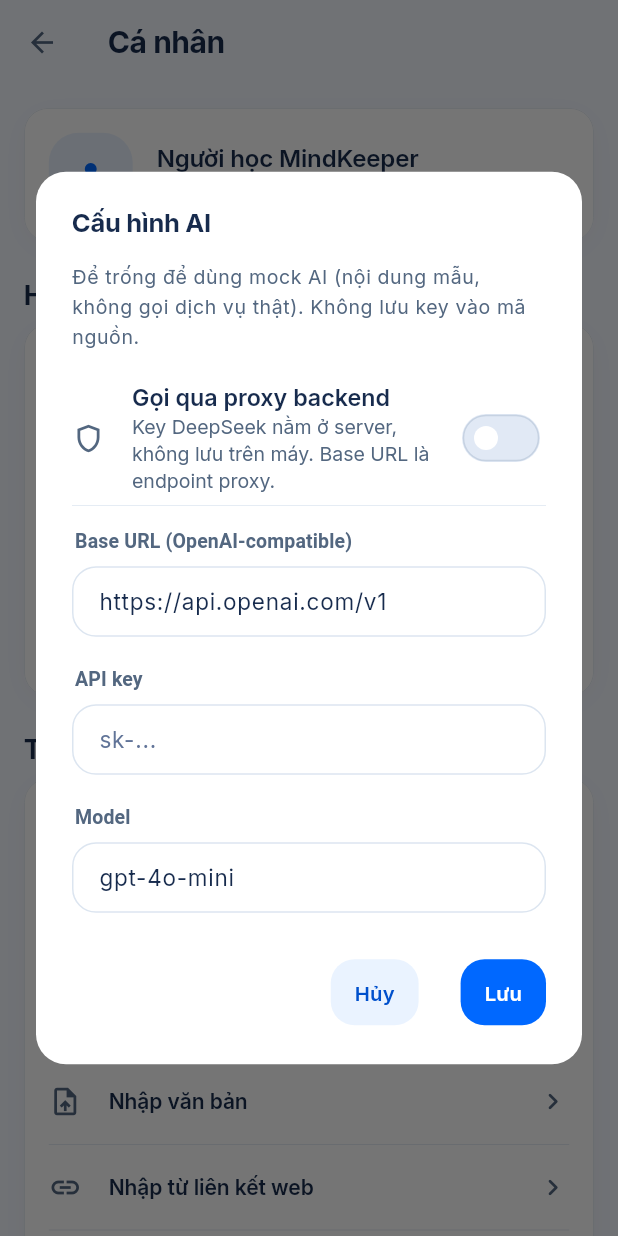
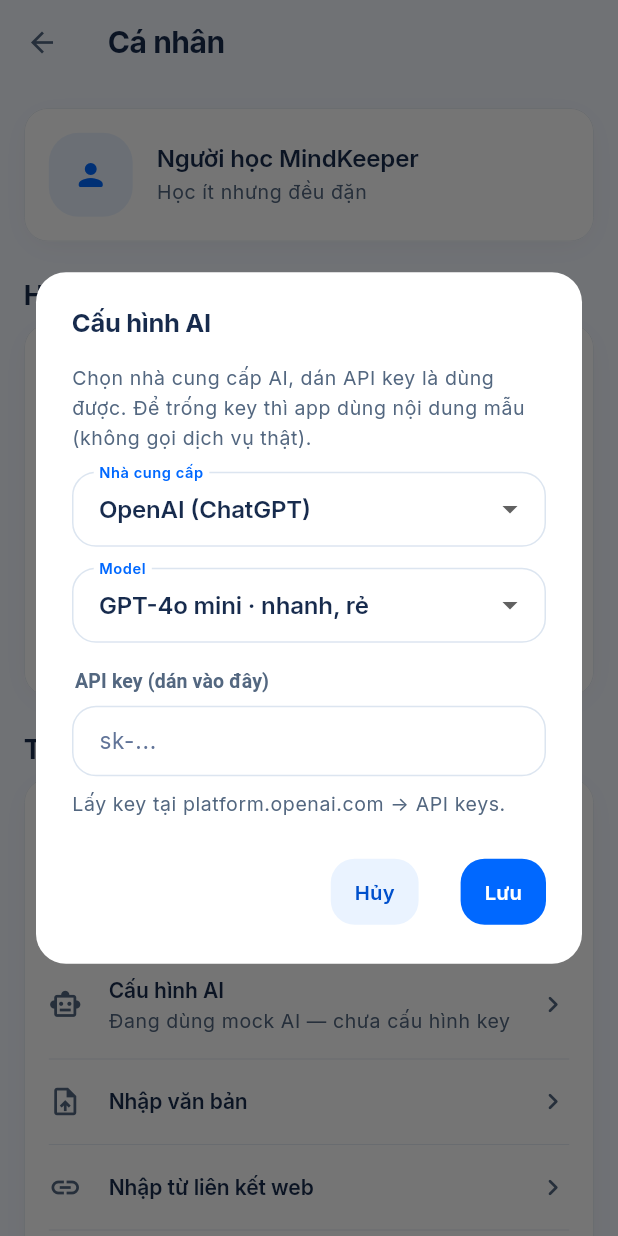
Before and after one commit to itquanghuy85/mind_keeper, a Flutter app: the ProfileScreen screen opened directly, after a tap on "Cấu hình AI", on a phone screen of 412 x 824 dp. Run offline on Flutter 3.47's test engine with Material 3 defaults, Android fonts, the phone set to English and light mode, and no system bars; our stand-ins replace file_picker, firebase_core, firebase_messaging, flutter_local_notifications, image_picker, shared_preferences and 3 more; missing offline and left inert: fsrs, google_mlkit_text_recognition, syncfusion_flutter_pdf; accounts and stored records are empty.

Commit message:
Sửa thông báo hẹn giờ, cấu hình AI chọn sẵn, thêm khóa học theo lĩnh vực
- Thông báo: khai báo 3 receiver của flutter_local_notifications 22.x trong
  AndroidManifest (trước đó báo thức gửi tới thành phần không tồn tại nên
  không thông báo nào hiện). Xác nhận trên OPPO CPH2203: thông báo hiện,
  chạm mở đúng mẩu, nút "Đã hiểu" hoạt động. Thêm test hồi quy manifest.
- Cấu hình AI: chọn nhà cung cấp và model từ danh sách, tự điền Base URL,
  người dùng chỉ dán API key. Giữ chế độ Tùy chỉnh/proxy cho nâng cao.
- Thêm khóa học: bước 1 chọn lĩnh vực rộng (Y tế, Khoa học, Nhân vật nổi
  tiếng...), AI tự dựng các mẩu cụ thể theo cấp độ. Cập nhật Maestro 02.

Co-Authored-By: Claude Sonnet 5.5 <noreply@anthropic.com>

```diff
--- /dev/null
+++ b/lib/features/ai/ai_presets.dart
@@ -0,0 +1,137 @@
+/// Nhà cung cấp AI dựng sẵn: người dùng chỉ chọn nhà cung cấp + model rồi dán
+/// API key, không phải gõ Base URL hay tên model.
+library;
+
+class AiModelOption {
+  const AiModelOption(this.id, this.label);
+
+  final String id;
+  final String label;
+}
+
+class AiPreset {
+  const AiPreset({
+    required this.id,
+    required this.name,
+    required this.baseUrl,
+    required this.models,
+    required this.keyHint,
+    this.keyGuide = '',
+  });
+
+  /// Id đặc biệt: người dùng tự nhập Base URL/model (vd. proxy riêng).
+  static const String customId = 'custom';
+
+  final String id;
+  final String name;
+  final String baseUrl;
+  final List<AiModelOption> models;
+
+  /// Gợi ý định dạng key (vd. `sk-...`).
+  final String keyHint;
+
+  /// Nơi lấy key, hiển thị dưới ô dán key.
+  final String keyGuide;
+
+  bool get isCustom => id == customId;
+
+  String get defaultModel => models.isEmpty ? '' : models.first.id;
+
+  bool hasModel(String model) =>
+      models.any((AiModelOption m) => m.id == model);
+}
+
+abstract final class AiPresets {
+  static const List<AiPreset> all = <AiPreset>[
+    AiPreset(
+      id: 'openai',
+      name: 'OpenAI (ChatGPT)',
+      baseUrl: 'https://api.openai.com/v1',
+      keyHint: 'sk-...',
+      keyGuide: 'Lấy key tại platform.openai.com → API keys.',
+      models: <AiModelOption>[
+        AiModelOption('gpt-4o-mini', 'GPT-4o mini · nhanh, rẻ'),
+        AiModelOption('gpt-4.1-mini', 'GPT-4.1 mini · cân bằng'),
+        AiModelOption('gpt-4o', 'GPT-4o · chất lượng cao'),
+      ],
+    ),
+    AiPreset(
+      id: 'gemini',
+      name: 'Google Gemini',
+      baseUrl: 'https://generativelanguage.googleapis.com/v1beta/openai',
+      keyHint: 'AIza...',
+      keyGuide: 'Lấy key miễn phí tại aistudio.google.com → Get API key.',
+      models: <AiModelOption>[
+        AiModelOption('gemini-2.5-flash', 'Gemini 2.5 Flash · nhanh'),
+        AiModelOption('gemini-2.5-pro', 'Gemini 2.5 Pro · chất lượng cao'),
+      ],
+    ),
+    AiPreset(
+      id: 'deepseek',
+      name: 'DeepSeek',
+      baseUrl: 'https://api.deepseek.com/v1',
+      keyHint: 'sk-...',
+      keyGuide: 'Lấy key tại platform.deepseek.com → API keys.',
+      models: <AiModelOption>[
+        AiModelOption('deepseek-chat', 'DeepSeek Chat · rẻ'),
+        AiModelOption('deepseek-reasoner', 'DeepSeek Reasoner · suy luận'),
+      ],
+    ),
+    AiPreset(
+      id: 'groq',
+      name: 'Groq',
+      baseUrl: 'https://api.groq.com/openai/v1',
+      keyHint: 'gsk_...',
+      keyGuide: 'Lấy key tại console.groq.com → API Keys.',
+      models: <AiModelOption>[
+        AiModelOption('llama-3.3-70b-versatile', 'Llama 3.3 70B'),
+        AiModelOption('llama-3.1-8b-instant', 'Llama 3.1 8B · rất nhanh'),
+      ],
+    ),
+    AiPreset(
+      id: 'openrouter',
+      name: 'OpenRouter',
+      baseUrl: 'https://openrouter.ai/api/v1',
+      keyHint: 'sk-or-...',
+      keyGuide: 'Lấy key tại openrouter.ai → Keys. Một key dùng nhiều model.',
+      models: <AiModelOption>[
+        AiModelOption('openai/gpt-4o-mini', 'GPT-4o mini'),
+        AiModelOption('anthropic/claude-3.5-haiku', 'Claude 3.5 Haiku'),
+        AiModelOption('google/gemini-2.5-flash', 'Gemini 2.5 Flash'),
+        AiModelOption('deepseek/deepseek-chat', 'DeepSeek Chat'),
+      ],
+    ),
+    AiPreset(
+      id: 'mistral',
+      name: 'Mistral',
+      baseUrl: 'https://api.mistral.ai/v1',
+      keyHint: 'API key',
+      keyGuide: 'Lấy key tại console.mistral.ai → API keys.',
+      models: <AiModelOption>[
+        AiModelOption('mistral-small-latest', 'Mistral Small · nhanh'),
+        AiModelOption('mistral-large-latest', 'Mistral Large · chất lượng cao'),
+      ],
+    ),
+    AiPreset(
+      id: AiPreset.customId,
+      name: 'Tùy chỉnh (nâng cao)',
+      baseUrl: '',
+      keyHint: 'sk-...',
+      models: <AiModelOption>[],
+    ),
+  ];
+
+  static AiPreset byId(String id) =>
+      all.firstWhere((AiPreset p) => p.id == id, orElse: () => all.last);
+
+  /// Nhận diện preset từ Base URL đã lưu; không khớp → Tùy chỉnh.
+  /// Chưa lưu gì (URL rỗng) → null để hộp thoại chọn mặc định.
+  static AiPreset? match(String baseUrl) {
+    final String url = baseUrl.trim().replaceAll(RegExp(r'/+$'), '');
+    if (url.isEmpty) return null;
+    for (final AiPreset p in all) {
+      if (!p.isCustom && p.baseUrl == url) return p;
+    }
+    return byId(AiPreset.customId);
+  }
+}
--- a/lib/features/ai/http_ai_provider.dart
+++ b/lib/features/ai/http_ai_provider.dart
@@ -338,6 +338,10 @@ NGUYÊN TẮC:
           'kiến thức ngắn (mỗi mẩu đọc 1-3 phút) cho chủ đề được yêu cầu, sắp xếp '
           'từ dễ đến khó, mỗi mẩu một ý riêng biệt, không trùng lặp. '
           'Tiêu đề là một câu hỏi hoặc mệnh đề rõ ràng, dưới 90 ký tự. '
+          'Nếu chủ đề là một LĨNH VỰC RỘNG (vd. Y tế, Khoa học, Nhân vật nổi tiếng) '
+          'thì hãy tự chọn các hiện tượng, khái niệm hoặc nhân vật cụ thể, hấp dẫn '
+          'bên trong lĩnh vực đó, trải đều nhiều mảng và nêu rõ đối tượng cụ thể '
+          'trong tiêu đề (không ghi chung chung). '
           'Độ khó: ${level.promptGuide} '
           'Trả về JSON: {"titles":["...","..."]}',
       'Chủ đề: $topic\nSố mẩu: $count',
--- a/lib/features/profile/profile_screen.dart
+++ b/lib/features/profile/profile_screen.dart
@@ -13,6 +13,7 @@ import '../../core/widgets/app_dialog.dart';
 import '../../core/widgets/app_icon_badge.dart';
 import '../../core/widgets/app_text_field.dart';
 import '../../features/knowledge/learned_library_screen.dart';
+import '../ai/ai_presets.dart';
 import '../import/link_import_screen.dart';
 import '../import/media_import_flow.dart';
 import '../import/text_import_screen.dart';
@@ -507,16 +508,21 @@ class ProfileScreen extends StatelessWidget {
   Future<void> _editAi(BuildContext context) async {
     final AppServices services = context.read<AppServices>();
     final PreferencesService prefs = services.prefs;
+    AiPreset preset =
+        AiPresets.match(prefs.aiBaseUrl) ?? AiPresets.byId('openai');
+    String modelId = preset.hasModel(prefs.aiModel)
+        ? prefs.aiModel
+        : preset.defaultModel;
     final TextEditingController baseUrl = TextEditingController(
-      text: prefs.aiBaseUrl,
+      text: preset.isCustom ? prefs.aiBaseUrl : '',
     );
     final TextEditingController apiKey = TextEditingController(
       text: prefs.aiApiKey,
     );
     final TextEditingController model = TextEditingController(
-      text: prefs.aiModel,
+      text: preset.isCustom ? prefs.aiModel : '',
     );
-    bool proxyMode = prefs.aiProxyMode;
+    bool proxyMode = prefs.aiProxyMode && preset.isCustom;
     final bool? saved = await showDialog<bool>(
       context: context,
       builder: (BuildContext dialogContext) => StatefulBuilder(
@@ -525,19 +531,57 @@ class ProfileScreen extends StatelessWidget {
           content: SingleChildScrollView(
             child: Column(
               mainAxisSize: MainAxisSize.min,
+              crossAxisAlignment: CrossAxisAlignment.start,
               children: <Widget>[
                 Text(
-                  'Để trống để dùng mock AI (nội dung mẫu, không gọi dịch vụ thật). '
-                  'Không lưu key vào mã nguồn.',
+                  'Chọn nhà cung cấp AI, dán API key là dùng được. '
+                  'Để trống key thì app dùng nội dung mẫu (không gọi dịch vụ thật).',
                   style: Theme.of(context).textTheme.bodySmall,
                 ),
                 const SizedBox(height: AppSpacing.md),
+                DropdownButtonFormField<String>(
+                  key: const ValueKey<String>('ai-provider'),
+                  initialValue: preset.id,
+                  isExpanded: true,
+                  decoration: const InputDecoration(labelText: 'Nhà cung cấp'),
+                  items: <DropdownMenuItem<String>>[
+                    for (final AiPreset p in AiPresets.all)
+                      DropdownMenuItem<String>(value: p.id, child: Text(p.name)),
+                  ],
+                  onChanged: (String? id) {
+                    if (id == null) return;
+                    setDialogState(() {
+                      preset = AiPresets.byId(id);
+                      modelId = preset.defaultModel;
+                    });
+                  },
+                ),
+                const SizedBox(height: AppSpacing.md),
+                if (!preset.isCustom) ...<Widget>[
+                  DropdownButtonFormField<String>(
+                    key: ValueKey<String>('ai-model-${preset.id}'),
+                    initialValue: modelId,
+                    isExpanded: true,
+                    decoration: const InputDecoration(labelText: 'Model'),
+                    items: <DropdownMenuItem<String>>[
+                      for (final AiModelOption m in preset.models)
+                        DropdownMenuItem<String>(
+                          value: m.id,
+                          child: Text(m.label, overflow: TextOverflow.ellipsis),
+                        ),
+                    ],
+                    onChanged: (String? id) {
+                      if (id != null) setDialogState(() => modelId = id);
+                    },
+                  ),
+                  const SizedBox(height: AppSpacing.md),
+                ] else ...<Widget>[
                   SwitchListTile.adaptive(
                     contentPadding: EdgeInsets.zero,
                     secondary: const Icon(Icons.shield_outlined),
                     title: const Text('Gọi qua proxy backend'),
                     subtitle: const Text(
-                    'Key DeepSeek nằm ở server, không lưu trên máy. '
+                      'Key nằm ở server, không lưu trên máy. '
                       'Base URL là endpoint proxy.',
                     ),
                     value: proxyMode,
@@ -553,19 +597,27 @@ class ProfileScreen extends StatelessWidget {
                   ),
                   const SizedBox(height: AppSpacing.md),
                   AppTextField(
-                  controller: apiKey,
-                  label: proxyMode
-                      ? 'API key (để trống khi dùng proxy)'
-                      : 'API key',
-                  obscureText: true,
-                  hint: 'sk-...',
-                ),
-                const SizedBox(height: AppSpacing.md),
-                AppTextField(
                     controller: model,
                     label: 'Model',
                     hint: 'gpt-4o-mini',
                   ),
+                  const SizedBox(height: AppSpacing.md),
+                ],
+                AppTextField(
+                  controller: apiKey,
+                  label: proxyMode
+                      ? 'API key (để trống khi dùng proxy)'
+                      : 'API key (dán vào đây)',
+                  obscureText: true,
+                  hint: preset.keyHint,
+                ),
+                if (preset.keyGuide.isNotEmpty) ...<Widget>[
+                  const SizedBox(height: AppSpacing.xs),
+                  Text(
+                    preset.keyGuide,
+                    style: Theme.of(context).textTheme.bodySmall,
+                  ),
+                ],
               ],
             ),
           ),
@@ -591,10 +643,10 @@ class ProfileScreen extends StatelessWidget {
     );
     if (saved == true) {
       await prefs.setAiConfig(
-        baseUrl: baseUrl.text,
+        baseUrl: preset.isCustom ? baseUrl.text : preset.baseUrl,
         apiKey: apiKey.text,
-        model: model.text,
-        proxyMode: proxyMode,
+        model: preset.isCustom ? model.text : modelId,
+        proxyMode: preset.isCustom ? proxyMode : false,
       );
       services.ai.configureFromSettings(
         baseUrl: prefs.aiBaseUrl,
@@ -606,8 +658,8 @@ class ProfileScreen extends StatelessWidget {
         showAppSnack(
           context,
           message: services.ai.isRealProvider
-              ? 'Đã bật AI thật.'
-              : 'Chưa có cấu hình AI — tiếp tục dùng mock.',
+              ? 'Đã bật AI thật (${preset.name}).'
+              : 'Chưa có API key — tiếp tục dùng nội dung mẫu.',
         );
       }
     }
```
Also changed, not shown: lib/features/courses/add_course_screen.dart (+33 -23 lines), maestro/gd23/02_add_course.yaml (+5 -3 lines), 4 other files. Lines whose indentation alone changed are shown as unchanged.
